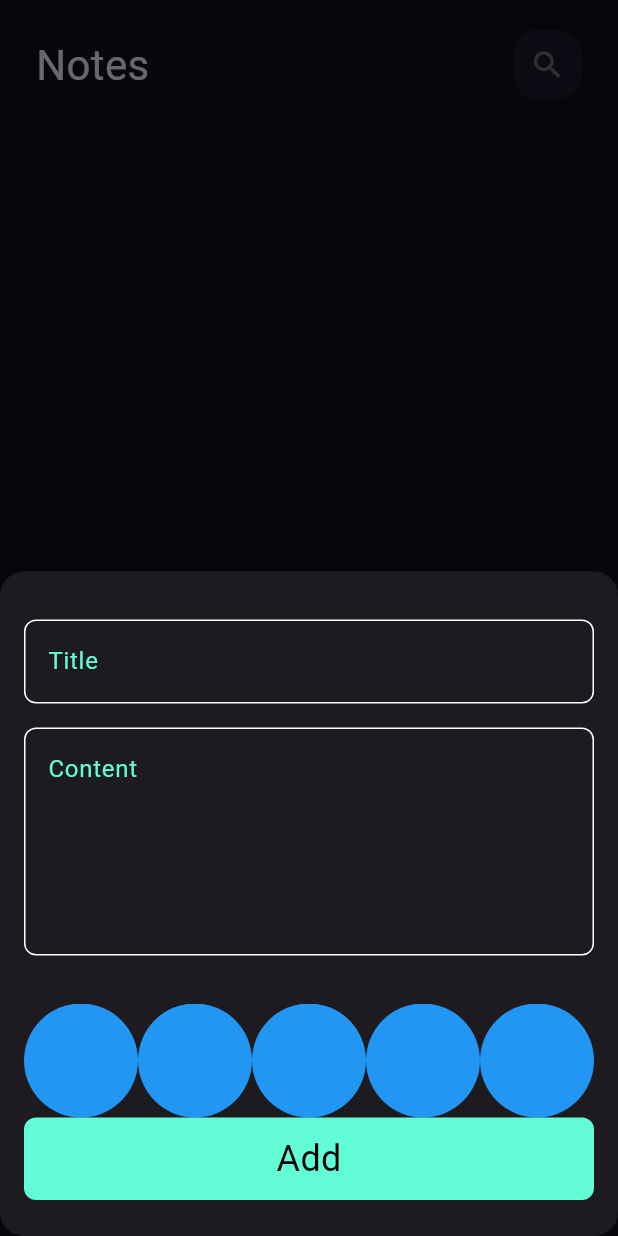
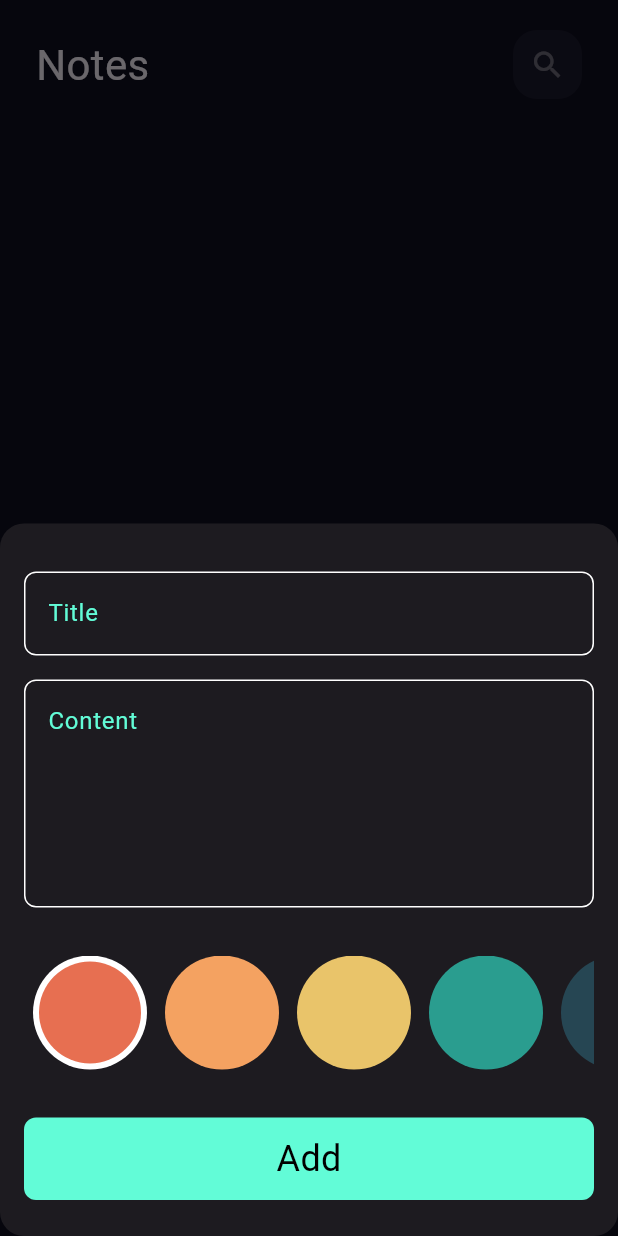
Before and after one commit to AhmedRabea4458/notes_app1, a Flutter app: the screen it shows after launch, after a tap on the "add" icon, on a phone screen of 412 x 824 dp. Run offline on Flutter 3.47's test engine with Material 3 defaults, Android fonts, the phone set to English and light mode, and no system bars; our stand-ins replace bloc, flutter_bloc, font_awesome_flutter, hive, hive_flutter; accounts and stored records are empty.

Commit message:
create colors listview part two

```diff
--- a/lib/Views/Widgets/add_note_form.dart
+++ b/lib/Views/Widgets/add_note_form.dart
@@ -5,7 +5,7 @@ import 'package:untitled2/Models/note_model.dart';
 import 'package:intl/intl.dart';
 import 'Custom _text_field.dart';
 import 'Custom_Button.dart';
-
+import 'color_item.dart';
 class AddNoteForm extends StatefulWidget {
   const AddNoteForm({super.key});
 
@@ -38,27 +38,25 @@ class _AddNoteFormState extends State<AddNoteForm> {
           , MaxLines: 5,
         ),
         const SizedBox(height: 32),
-       ColorListView(),
+        ColorListView(),
+        SizedBox(height: 32),
         BlocBuilder<AddNoteCubit, AddNoteState>(
 
           builder: (context, state) {
-
             return CustomButton(
-              isloading: state is AddNoteLoading?true:false,
+              isloading: state is AddNoteLoading ? true : false,
 
               onTap: () {
-
                 if (formkey.currentState!.validate()) {
                   formkey.currentState!.save();
-                  var currentdate=DateTime.now();
+                  var currentdate = DateTime.now();
                   var formattedDate =
                   DateFormat.yMMMMd().format(DateTime.now());
                   var notemodel = NoteModel(title: title!,
                       subtitle: subtitle!,
-                      date:  formattedDate,
+                      date: formattedDate,
                       color: Colors.blue.value);
                   BlocProvider.of<AddNoteCubit>(context).addnote(notemodel);
-
                 } else {
                   autovalidateMode = AutovalidateMode.always;
                   setState(() {
@@ -75,31 +73,3 @@ class _AddNoteFormState extends State<AddNoteForm> {
     );
   }
 }
-class ColorItem extends StatelessWidget {
-  const ColorItem({super.key});
-
-  @override
-  Widget build(BuildContext context) {
-    return const  CircleAvatar(
-      radius: 38,
-      backgroundColor: Colors.blue,
-    );
-  }
-}
-class ColorListView extends StatelessWidget {
-  const ColorListView({super.key});
-
-  @override
-  Widget build(BuildContext context) {
-    return SizedBox(
-      height: 38*2,
-      child: ListView.builder(
-        itemCount: 10,
-        scrollDirection: Axis.horizontal,
-        itemBuilder: (context,index){
-          return ColorItem();
-        },
-      ),
-    );
-  }
-}
--- a/lib/Views/Widgets/color_item.dart
+++ b/lib/Views/Widgets/color_item.dart
@@ -1,27 +1,63 @@
 import 'package:flutter/material.dart';
 class ColorItem extends StatelessWidget {
-  const ColorItem({super.key});
+  const ColorItem({super.key, required this.isSelected, required this.color});
 
   @override
+  final bool isSelected;
+  final Color color;
   Widget build(BuildContext context) {
-    return const  CircleAvatar(
+    return isSelected?CircleAvatar(
+        radius: 38,
+      backgroundColor: Colors.white,
+      child: CircleAvatar(
+        radius: 34,
+        backgroundColor: color,
+      ),
+    ) :  CircleAvatar(
       radius: 38,
-      backgroundColor: Colors.blue,
+      backgroundColor:color,
     );
   }
 }
-class ColorListView extends StatelessWidget {
+class ColorListView extends StatefulWidget {
   const ColorListView({super.key});
 
   @override
+  State<ColorListView> createState() => _ColorListViewState();
+}
+
+class _ColorListViewState extends State<ColorListView> {
+  int currentIndex=0;
+  @override
+  List<Color> colors=const [
+    Color(0xffe76f51),
+    Color(0xfff4a261),
+    Color(0xffe9c46a),
+    Color(0xff2a9d8f),
+    Color(0xff264653),
+
+    ];
+
+
   Widget build(BuildContext context) {
     return SizedBox(
       height: 38*2,
       child: ListView.builder(
-        itemCount: 10,
+        itemCount: colors.length,
         scrollDirection: Axis.horizontal,
         itemBuilder: (context,index){
-          return ColorItem();
+          return  Padding(
+            padding: const EdgeInsets.symmetric(horizontal: 6),
+            child: GestureDetector(onTap: (){
+              currentIndex=index;
+              setState(() {
+
+              });
+            },
+              child: ColorItem(color: colors[index],
+                  isSelected:currentIndex==index),
+            ),
+          );
         },
       ),
     );
```
